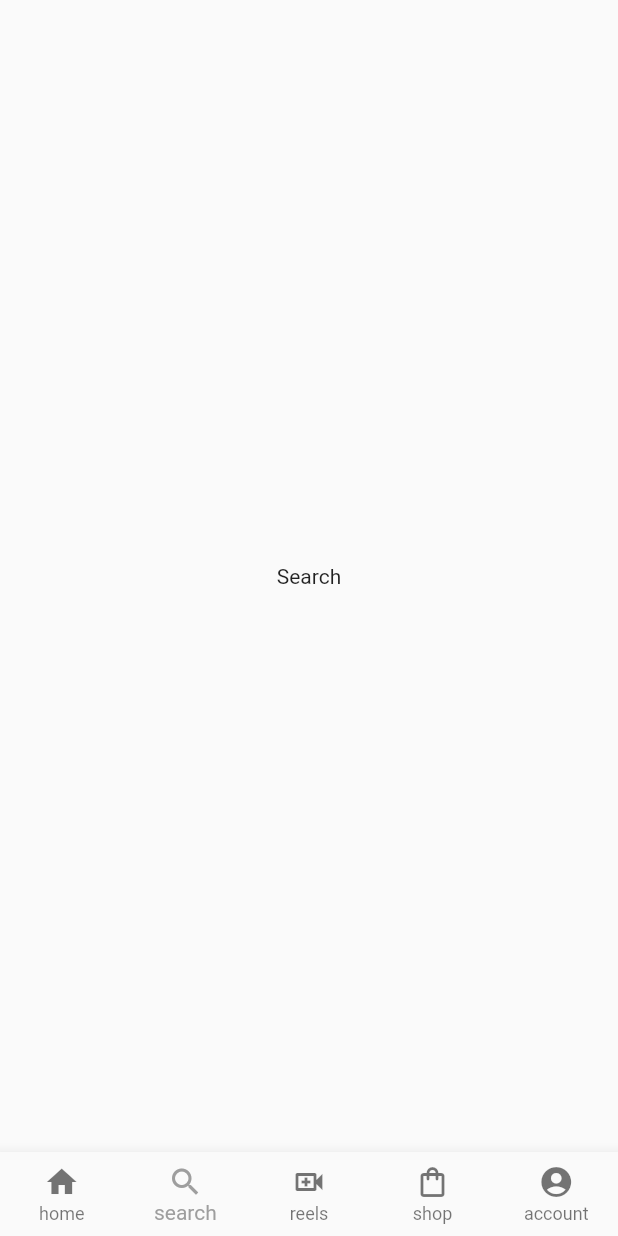
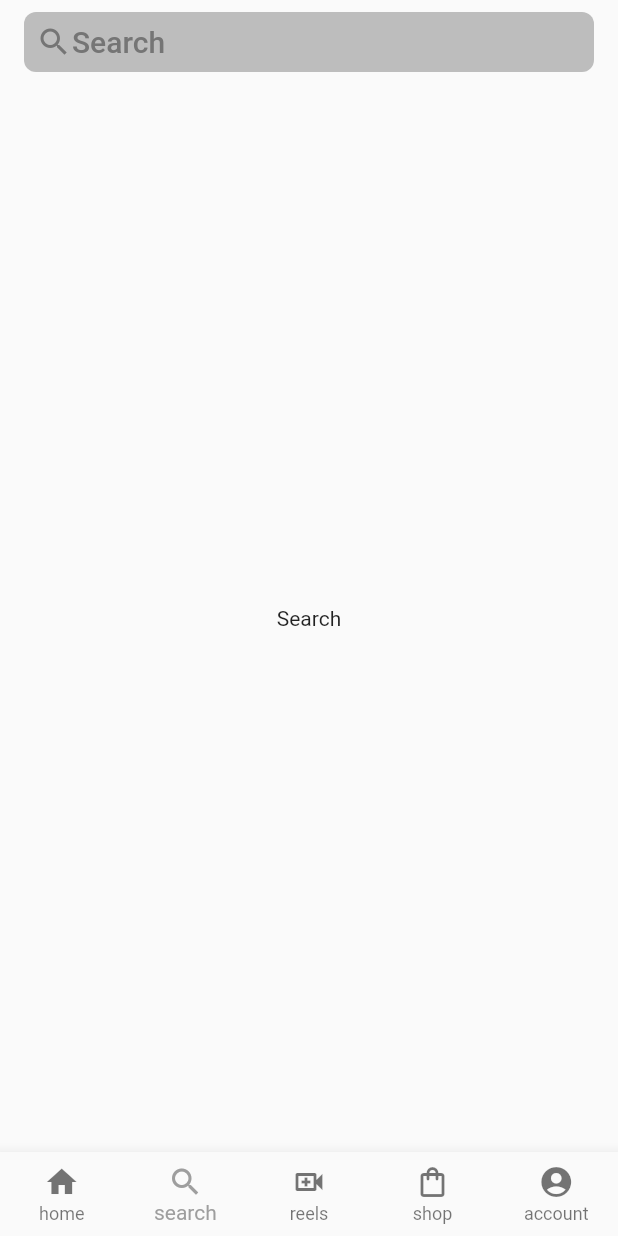
Before and after one commit to Mucahid-Canbey/instagram_clone_flutter, a Flutter app: the screen it shows after launch, item 2 of the bottom bar chosen, on a phone screen of 412 x 824 dp. Run offline on Flutter 3.47's test engine with Material 2 defaults, Android fonts, the phone set to English and light mode, and no system bars.

Commit message:
searchPage | düzenlendi

```diff
--- a/lib/homePage.dart
+++ b/lib/homePage.dart
@@ -24,10 +24,10 @@ class _HomePageState extends State<HomePage> with _IconsText, _Icons {
 
   final List _children = [
     UserHome(),
-    const UserSearch(),
-    const UserReels(),
-    const UserShop(),
-    const UserAccount(),
+    UserSearch(),
+    UserReels(),
+    UserShop(),
+    UserAccount(),
   ];
 
   @override
--- a/lib/pages/search.dart
+++ b/lib/pages/search.dart
@@ -1,12 +1,48 @@
 import 'package:flutter/material.dart';
 
-class UserSearch extends StatelessWidget {
-  const UserSearch({super.key});
+class UserSearch extends StatelessWidget with _ColorsProje, _paddingProje, _IconsProje {
+  UserSearch({super.key});
 
+  final String appBarText = 'Search';
   @override
   Widget build(BuildContext context) {
     return Scaffold(
+      appBar: AppBar(
+          backgroundColor: transparent,
+          elevation: 0,
+          title: ClipRRect(
+            borderRadius: BorderRadius.circular(8),
+            child: Container(
+              padding: paddingSearch,
+              color: grey400,
+              child: Row(
+                children: [
+                  Icon(iconSearch, color: grey600),
+                  Container(
+                    child: Text(
+                      appBarText,
+                      style: TextStyle(color: grey600),
+                    ),
+                  )
+                ],
+              ),
+            ),
+          )),
       body: Center(child: Text('Search')),
     );
   }
 }
+
+class _ColorsProje {
+  Color grey400 = Colors.grey.shade400;
+  Color transparent = Colors.transparent;
+  Color grey600 = Colors.grey.shade600;
+}
+
+mixin _paddingProje {
+  final paddingSearch = const EdgeInsets.all(8);
+}
+
+class _IconsProje {
+  var iconSearch = Icons.search;
+}
--- a/lib/util/user_post.dart
+++ b/lib/util/user_post.dart
@@ -2,11 +2,14 @@ import 'package:flutter/material.dart';
 
 class UserPosts extends StatelessWidget with _ColorProje, _SizeProje, _PostIcons, _PaddingProje {
   final String name;
-
+// Like Text Bölümü =>
   final String obamaLike = 'obama ';
   final String veLike = 've ';
   final String digerleriLike = 'diğerleri ';
   final String begeniLike = ' beğendi';
+
+  // Caption Text Bölümü=>
+  final aciklama = '"Çocuksu merakınızı her zaman korumalısınız"...';
 
   UserPosts({required this.name});
 
@@ -87,7 +90,7 @@ class UserPosts extends StatelessWidget with _ColorProje, _SizeProje, _PostIcons
 
         //Caption
         Padding(
-          padding: const EdgeInsets.only(left: 16, top: 7),
+          padding: paddingCaption,
           child: Row(
             children: [
               RichText(
@@ -95,7 +98,7 @@ class UserPosts extends StatelessWidget with _ColorProje, _SizeProje, _PostIcons
                   style: TextStyle(color: black),
                   children: [
                     TextSpan(text: name, style: TextStyle(fontWeight: FontWeight.bold)),
-                    TextSpan(text: '"Çocuksu merakınızı her zaman korumalısınız"...'),
+                    TextSpan(text: aciklama),
                   ],
                 ),
               ),
@@ -111,6 +114,7 @@ class _PaddingProje {
   final paddingRow = const EdgeInsets.all(16);
   final paddingIcon = const EdgeInsets.symmetric(horizontal: 12);
   final paddinLike = const EdgeInsets.only(left: 16.0);
+  final paddingCaption = const EdgeInsets.only(left: 16, top: 7);
 }
 
 class _ColorProje {
```
